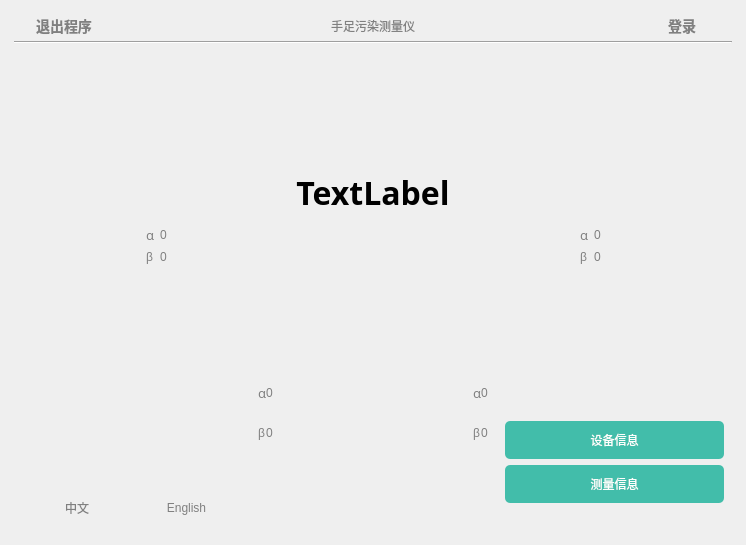
13438120136/XDemo, file Demo/deinitwidget.ui: the form before one commit.
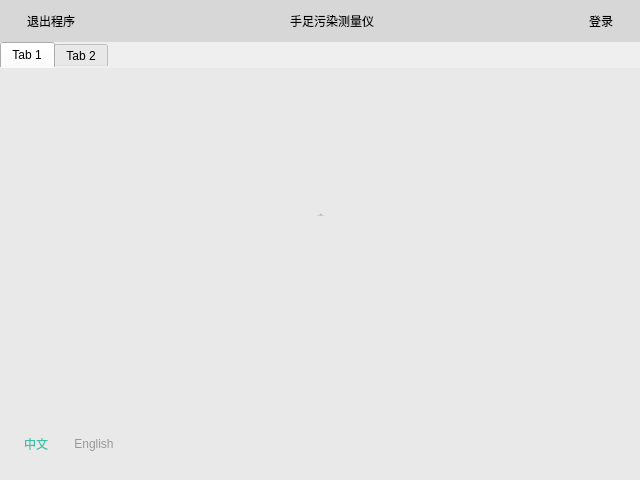
The form after the commit. Icons and pictures are not drawn.

The edit to the form file:
```diff
--- a/Demo/deinitwidget.ui
+++ b/Demo/deinitwidget.ui
@@ -6,8 +6,8 @@
    <rect>
     <x>0</x>
     <y>0</y>
-    <width>746</width>
-    <height>545</height>
+    <width>640</width>
+    <height>480</height>
    </rect>
   </property>
   <property name="windowTitle">
@@ -17,9 +17,12 @@
    <bool>true</bool>
   </property>
   <property name="styleSheet">
-   <string notr="true"/>
+   <string notr="true">QTabWidget
+{
+   border:none;
+}</string>
   </property>
-  <layout class="QGridLayout" name="gridLayout_12">
+  <layout class="QGridLayout" name="gridLayout">
    <property name="margin">
     <number>0</number>
    </property>
@@ -29,46 +32,50 @@
    <item row="0" column="0">
     <widget class="QWidget" name="mainWidget" native="true">
      <property name="styleSheet">
-      <string notr="true">QPushButton
-{
-   border: 0px solid gray;
-   color: gray;      
-   font: bold 12pt &quot;黑体&quot;;
-   min-height:30px;
-   min-width:100px;
-   outline:none;
-}
-
-QLabel
-{
-   color: gray;
-   font: bold 14pt &quot;黑体&quot;;
-}</string>
+      <string notr="true"/>
      </property>
-     <layout class="QGridLayout" name="gridLayout_18">
+     <layout class="QGridLayout" name="gridLayout_3">
+      <property name="margin">
+       <number>0</number>
+      </property>
+      <property name="spacing">
+       <number>0</number>
+      </property>
       <item row="0" column="0">
        <widget class="QWidget" name="widget_7" native="true">
         <property name="styleSheet">
          <string notr="true">QPushButton
 {   
-   background-color: rgb(255, 255, 255, 0);
+   color: #000000;
    border:0px solid red;
-   border-radius:0px;
-   font:bold 14px;
+   font: 14px &quot;微软雅黑&quot;;
 }
 
-QPushButton:focus
+
+QWidget#widget_7
 {
-   border-left-width:0px;
-   border-right-width:0px;
-   border-top-width:0px;
-   border-bottom-width:2px;   
-   border-bottom-color:  rgb(66, 189, 170);
-   color:  rgb(66, 189, 170);
+   background-color: #D7D7D7;
+   min-height:42px;
+   max-height:42px;
+}
+
+QLabel
+{
+   font:18px &quot;微软雅黑&quot;;
+   color: #000000;
 }</string>
         </property>
         <layout class="QGridLayout" name="gridLayout_16">
-         <property name="margin">
+         <property name="leftMargin">
+          <number>24</number>
+         </property>
+         <property name="topMargin">
+          <number>0</number>
+         </property>
+         <property name="rightMargin">
+          <number>24</number>
+         </property>
+         <property name="bottomMargin">
           <number>0</number>
          </property>
          <property name="spacing">
@@ -115,13 +122,6 @@
              </property>
             </widget>
            </item>
-           <item row="1" column="0" colspan="5">
-            <widget class="Line" name="line">
-             <property name="orientation">
-              <enum>Qt::Horizontal</enum>
-             </property>
-            </widget>
-           </item>
            <item row="0" column="1">
             <spacer name="horizontalSpacer_5">
              <property name="orientation">
@@ -154,89 +154,41 @@
        </widget>
       </item>
       <item row="1" column="0">
-       <widget class="QWidget" name="widget_6" native="true">
+       <widget class="QTabWidget" name="tabWidget">
+        <widget class="QWidget" name="tab">
         <property name="styleSheet">
-         <string notr="true">QLabel
-{
-   color: gray;
-   font: 10pt &quot;黑体&quot;;
-}</string>
-        </property>
-        <layout class="QGridLayout" name="gridLayout_13">
-         <item row="1" column="0">
-          <widget class="QWidget" name="widget" native="true">
+          <string notr="true">background-color: #E9E9E9;</string>
+         </property>
+         <attribute name="title">
+          <string>Tab 1</string>
+         </attribute>
+         <layout class="QGridLayout" name="gridLayout_9">
+          <property name="margin">
+           <number>0</number>
+          </property>
+          <property name="spacing">
+           <number>0</number>
+          </property>
+          <item row="0" column="0">
            <layout class="QGridLayout" name="gridLayout_4">
-            <item row="1" column="1">
-             <layout class="QGridLayout" name="gridLayout_2">
+            <property name="leftMargin">
+             <number>50</number>
+            </property>
+            <property name="topMargin">
+             <number>98</number>
+            </property>
+            <property name="rightMargin">
+             <number>50</number>
+            </property>
+            <property name="spacing">
+             <number>0</number>
+            </property>
               <item row="0" column="0">
-               <widget class="QLabel" name="label_2">
-                <property name="maximumSize">
-                 <size>
-                  <width>20</width>
-                  <height>20</height>
-                 </size>
-                </property>
-                <property name="font">
-                 <font>
-                  <family>黑体</family>
-                  <pointsize>10</pointsize>
-                  <weight>50</weight>
-                  <italic>false</italic>
-                  <bold>false</bold>
-                 </font>
-                </property>
-                <property name="text">
-                 <string>α</string>
-                </property>
-               </widget>
-              </item>
-              <item row="0" column="1">
-               <widget class="QLabel" name="label_6">
-                <property name="maximumSize">
-                 <size>
-                  <width>20</width>
-                  <height>20</height>
-                 </size>
-                </property>
-                <property name="text">
-                 <string>0</string>
-                </property>
-               </widget>
-              </item>
-              <item row="1" column="0">
-               <widget class="QLabel" name="label_3">
-                <property name="maximumSize">
-                 <size>
-                  <width>20</width>
-                  <height>20</height>
-                 </size>
-                </property>
-                <property name="text">
-                 <string>β</string>
-                </property>
-               </widget>
-              </item>
-              <item row="1" column="1">
-               <widget class="QLabel" name="label_7">
-                <property name="maximumSize">
-                 <size>
-                  <width>20</width>
-                  <height>20</height>
-                 </size>
-                </property>
-                <property name="text">
-                 <string>0</string>
-                </property>
-               </widget>
-              </item>
-             </layout>
-            </item>
-            <item row="0" column="0" colspan="3">
              <widget class="QLabel" name="label_10">
               <property name="minimumSize">
                <size>
-                <width>100</width>
-                <height>100</height>
+                <width>94</width>
+                <height>98</height>
                </size>
               </property>
               <property name="maximumSize">
@@ -255,200 +207,117 @@
                </font>
               </property>
               <property name="styleSheet">
-               <string notr="true">image: url(:/Demo/Resources/leftHand.jpg);</string>
+               <string notr="true">image: url(:/Demo/Resources/jianceyemian-shou-left-zijian.png);
+min-width:94px;
+min-height:98px;</string>
               </property>
               <property name="text">
                <string/>
               </property>
               <property name="alignment">
                <set>Qt::AlignCenter</set>
-              </property>
-             </widget>
-            </item>
-            <item row="1" column="2">
-             <spacer name="horizontalSpacer">
-              <property name="orientation">
-               <enum>Qt::Horizontal</enum>
-              </property>
-              <property name="sizeHint" stdset="0">
-               <size>
-                <width>40</width>
-                <height>20</height>
-               </size>
-              </property>
-             </spacer>
-            </item>
-            <item row="1" column="0">
-             <spacer name="horizontalSpacer_2">
-              <property name="orientation">
-               <enum>Qt::Horizontal</enum>
-              </property>
-              <property name="sizeHint" stdset="0">
-               <size>
-                <width>40</width>
-                <height>20</height>
-               </size>
-              </property>
-             </spacer>
-            </item>
-           </layout>
-          </widget>
-         </item>
-         <item row="1" column="2">
-          <widget class="QWidget" name="widget_2" native="true">
-           <layout class="QGridLayout" name="gridLayout_9">
-            <item row="1" column="1">
-             <layout class="QGridLayout" name="gridLayout_10">
-              <item row="0" column="0">
-               <widget class="QLabel" name="label_23">
-                <property name="maximumSize">
-                 <size>
-                  <width>20</width>
-                  <height>20</height>
-                 </size>
-                </property>
-                <property name="font">
-                 <font>
-                  <family>黑体</family>
-                  <pointsize>10</pointsize>
-                  <weight>50</weight>
-                  <italic>false</italic>
-                  <bold>false</bold>
-                 </font>
-                </property>
-                <property name="text">
-                 <string>α</string>
                 </property>
                </widget>
               </item>
               <item row="0" column="1">
-               <widget class="QLabel" name="label_24">
-                <property name="maximumSize">
-                 <size>
-                  <width>20</width>
-                  <height>20</height>
-                 </size>
-                </property>
-                <property name="text">
-                 <string>0</string>
-                </property>
-               </widget>
-              </item>
-              <item row="1" column="0">
-               <widget class="QLabel" name="label_25">
-                <property name="maximumSize">
-                 <size>
-                  <width>20</width>
-                  <height>20</height>
-                 </size>
-                </property>
-                <property name="text">
-                 <string>β</string>
-                </property>
-               </widget>
-              </item>
-              <item row="1" column="1">
-               <widget class="QLabel" name="label_26">
-                <property name="maximumSize">
-                 <size>
-                  <width>20</width>
-                  <height>20</height>
-                 </size>
-                </property>
-                <property name="text">
-                 <string>0</string>
-                </property>
-               </widget>
-              </item>
-             </layout>
-            </item>
-            <item row="0" column="0" colspan="3">
-             <widget class="QLabel" name="label_27">
-              <property name="minimumSize">
-               <size>
-                <width>100</width>
-                <height>100</height>
-               </size>
-              </property>
-              <property name="maximumSize">
-               <size>
-                <width>16777215</width>
-                <height>16777215</height>
-               </size>
-              </property>
-              <property name="font">
-               <font>
-                <family>黑体</family>
-                <pointsize>10</pointsize>
-                <weight>50</weight>
-                <italic>false</italic>
-                <bold>false</bold>
-               </font>
-              </property>
-              <property name="styleSheet">
-               <string notr="true">image: url(:/Demo/Resources/rightHand.jpg);</string>
-              </property>
-              <property name="text">
-               <string/>
-              </property>
-              <property name="alignment">
-               <set>Qt::AlignCenter</set>
-              </property>
-             </widget>
-            </item>
-            <item row="1" column="2">
              <spacer name="horizontalSpacer_3">
               <property name="orientation">
                <enum>Qt::Horizontal</enum>
               </property>
               <property name="sizeHint" stdset="0">
                <size>
-                <width>40</width>
+                <width>13</width>
                 <height>20</height>
                </size>
               </property>
              </spacer>
             </item>
-            <item row="1" column="0">
-             <spacer name="horizontalSpacer_4">
-              <property name="orientation">
-               <enum>Qt::Horizontal</enum>
-              </property>
-              <property name="sizeHint" stdset="0">
-               <size>
-                <width>40</width>
-                <height>20</height>
-               </size>
-              </property>
-             </spacer>
-            </item>
-           </layout>
-          </widget>
-         </item>
-         <item row="1" column="1">
+            <item row="0" column="2">
           <widget class="QLabel" name="msgLabel">
            <property name="font">
             <font>
-             <family>新宋体</family>
-             <pointsize>24</pointsize>
-             <weight>75</weight>
+                <family>微软雅黑</family>
+                <pointsize>-1</pointsize>
+                <weight>50</weight>
              <italic>false</italic>
-             <bold>true</bold>
+                <bold>false</bold>
             </font>
            </property>
            <property name="styleSheet">
-            <string notr="true">color: rgb(0, 0, 0);
-font: bold 24pt &quot;新宋体&quot; ;</string>
+               <string notr="true">color: #95989A;
+font: 28px &quot;微软雅黑&quot;;
+min-height:98px;</string>
            </property>
            <property name="text">
-            <string>TextLabel</string>
+               <string>自检
+Self-Checking</string>
            </property>
            <property name="alignment">
             <set>Qt::AlignCenter</set>
            </property>
-          </widget>
-         </item>
-         <item row="0" column="1">
+              <property name="wordWrap">
+               <bool>true</bool>
+              </property>
+             </widget>
+            </item>
+            <item row="0" column="3">
+             <spacer name="horizontalSpacer_4">
+              <property name="orientation">
+               <enum>Qt::Horizontal</enum>
+              </property>
+              <property name="sizeHint" stdset="0">
+               <size>
+                <width>13</width>
+                <height>20</height>
+               </size>
+              </property>
+             </spacer>
+            </item>
+            <item row="0" column="4">
+             <widget class="QLabel" name="label_27">
+              <property name="sizePolicy">
+               <sizepolicy hsizetype="Fixed" vsizetype="Fixed">
+                <horstretch>0</horstretch>
+                <verstretch>0</verstretch>
+               </sizepolicy>
+              </property>
+              <property name="minimumSize">
+               <size>
+                <width>94</width>
+                <height>98</height>
+               </size>
+              </property>
+              <property name="maximumSize">
+               <size>
+                <width>16777215</width>
+                <height>16777215</height>
+               </size>
+              </property>
+              <property name="font">
+               <font>
+                <family>黑体</family>
+                <pointsize>10</pointsize>
+                <weight>50</weight>
+                <italic>false</italic>
+                <bold>false</bold>
+               </font>
+              </property>
+              <property name="styleSheet">
+               <string notr="true">image: url(:/Demo/Resources/jianceyemian-shou-right-zijian.png);
+min-width:94px;
+min-height:98px;</string>
+              </property>
+              <property name="text">
+               <string/>
+              </property>
+              <property name="alignment">
+               <set>Qt::AlignCenter</set>
+              </property>
+             </widget>
+            </item>
+           </layout>
+          </item>
+          <item row="1" column="0">
           <spacer name="verticalSpacer_3">
            <property name="orientation">
             <enum>Qt::Vertical</enum>
@@ -456,38 +325,21 @@
            <property name="sizeHint" stdset="0">
             <size>
              <width>20</width>
-             <height>40</height>
+              <height>61</height>
             </size>
            </property>
           </spacer>
          </item>
-        </layout>
-       </widget>
-      </item>
       <item row="2" column="0">
-       <widget class="QWidget" name="widget_8" native="true">
-        <property name="styleSheet">
-         <string notr="true">QPushButton::focus
-{	
-	color:rgb(64, 242, 255);
-}
-
-QPushButton
-{
-    font: 12pt &quot;黑体&quot;;
-    min-width:40px;
-}
-
-QLabel
-{
-   color: gray;
-   font: 10pt &quot;黑体&quot;;
-}
-</string>
-        </property>
-        <layout class="QGridLayout" name="gridLayout_17">
+           <layout class="QGridLayout" name="gridLayout_8" columnstretch="1,0,1,0,1">
+            <property name="bottomMargin">
+             <number>26</number>
+            </property>
+            <property name="spacing">
+             <number>0</number>
+            </property>
          <item row="0" column="0">
-          <layout class="QGridLayout" name="gridLayout_14">
+             <layout class="QGridLayout" name="gridLayout_7">
            <item row="0" column="0">
             <spacer name="verticalSpacer">
              <property name="orientation">
@@ -496,28 +348,50 @@
              <property name="sizeHint" stdset="0">
               <size>
                <width>20</width>
-               <height>128</height>
+                  <height>40</height>
               </size>
              </property>
             </spacer>
            </item>
            <item row="1" column="0">
-            <layout class="QGridLayout" name="gridLayout_8">
-             <property name="spacing">
+               <layout class="QGridLayout" name="gridLayout_6">
+                <property name="leftMargin">
+                 <number>24</number>
+                </property>
+                <property name="horizontalSpacing">
+                 <number>26</number>
+                </property>
+                <property name="verticalSpacing">
               <number>0</number>
              </property>
-             <item row="0" column="0">
-              <widget class="QPushButton" name="chinaBtn">
-               <property name="styleSheet">
-                <string notr="true"/>
-               </property>
-               <property name="text">
-                <string>中文</string>
-               </property>
-              </widget>
-             </item>
              <item row="0" column="1">
               <widget class="QPushButton" name="englishBtn">
+                  <property name="sizePolicy">
+                   <sizepolicy hsizetype="Preferred" vsizetype="Preferred">
+                    <horstretch>0</horstretch>
+                    <verstretch>0</verstretch>
+                   </sizepolicy>
+                  </property>
+                  <property name="minimumSize">
+                   <size>
+                    <width>0</width>
+                    <height>0</height>
+                   </size>
+                  </property>
+                  <property name="maximumSize">
+                   <size>
+                    <width>50</width>
+                    <height>16777215</height>
+                   </size>
+                  </property>
+                  <property name="styleSheet">
+                   <string notr="true">QPushButton
+{
+   font: 14px &quot;微软雅黑&quot;;
+   color: #95989A;
+   border:none;
+}</string>
+                  </property>
                <property name="text">
                 <string>English</string>
                </property>
@@ -532,39 +406,103 @@
                </property>
               </widget>
              </item>
-            </layout>
-           </item>
-          </layout>
-         </item>
-         <item row="0" column="1">
-          <widget class="QWidget" name="widget_5" native="true">
-           <layout class="QGridLayout" name="gridLayout_6">
-            <property name="spacing">
-             <number>0</number>
-            </property>
             <item row="0" column="0">
-             <widget class="QWidget" name="widget_3" native="true">
-              <layout class="QGridLayout" name="gridLayout">
-               <property name="margin">
-                <number>0</number>
-               </property>
-               <property name="spacing">
-                <number>0</number>
-               </property>
-               <item row="0" column="1">
-                <layout class="QGridLayout" name="gridLayout_3">
-                 <property name="sizeConstraint">
-                  <enum>QLayout::SetMinimumSize</enum>
-                 </property>
-                 <property name="spacing">
-                  <number>0</number>
-                 </property>
-                 <item row="0" column="0">
-                  <widget class="QLabel" name="label_4">
+                 <widget class="QPushButton" name="chinaBtn">
+                  <property name="sizePolicy">
+                   <sizepolicy hsizetype="Preferred" vsizetype="Preferred">
+                    <horstretch>0</horstretch>
+                    <verstretch>0</verstretch>
+                   </sizepolicy>
+                  </property>
+                  <property name="minimumSize">
+                   <size>
+                    <width>0</width>
+                    <height>0</height>
+                   </size>
+                  </property>
                    <property name="maximumSize">
                     <size>
-                     <width>20</width>
+                    <width>30</width>
+                    <height>16777215</height>
+                   </size>
+                  </property>
+                  <property name="focusPolicy">
+                   <enum>Qt::StrongFocus</enum>
+                  </property>
+                  <property name="styleSheet">
+                   <string notr="true">QPushButton
+{
+   font: 14px &quot;微软雅黑&quot;;
+   color: #42BDAA;
+   border:none;
+}</string>
+                  </property>
+                  <property name="text">
+                   <string>中文</string>
+                  </property>
+                  <property name="autoRepeat">
+                   <bool>false</bool>
+                  </property>
+                  <property name="autoExclusive">
+                   <bool>false</bool>
+                  </property>
+                  <property name="autoRepeatDelay">
+                   <number>300</number>
+                  </property>
+                  <property name="autoDefault">
+                   <bool>false</bool>
+                  </property>
+                  <property name="default">
+                   <bool>false</bool>
+                  </property>
+                  <property name="flat">
+                   <bool>false</bool>
+                  </property>
+                 </widget>
+                </item>
+                <item row="0" column="2">
+                 <spacer name="horizontalSpacer_7">
+                  <property name="orientation">
+                   <enum>Qt::Horizontal</enum>
+                  </property>
+                  <property name="sizeHint" stdset="0">
+                   <size>
+                    <width>40</width>
                      <height>20</height>
+                   </size>
+                  </property>
+                 </spacer>
+                </item>
+               </layout>
+              </item>
+             </layout>
+            </item>
+            <item row="0" column="2">
+             <layout class="QGridLayout" name="gridLayout_2">
+              <property name="horizontalSpacing">
+               <number>20</number>
+              </property>
+              <property name="verticalSpacing">
+               <number>0</number>
+              </property>
+              <item row="0" column="2">
+               <widget class="QLabel" name="label_16">
+                <property name="sizePolicy">
+                 <sizepolicy hsizetype="Preferred" vsizetype="Preferred">
+                  <horstretch>0</horstretch>
+                  <verstretch>0</verstretch>
+                 </sizepolicy>
+                </property>
+                <property name="minimumSize">
+                 <size>
+                  <width>50</width>
+                  <height>126</height>
+                 </size>
+                </property>
+                <property name="maximumSize">
+                 <size>
+                  <width>50</width>
+                  <height>126</height>
                     </size>
                    </property>
                    <property name="font">
@@ -576,64 +514,39 @@
                      <bold>false</bold>
                     </font>
                    </property>
+                <property name="styleSheet">
+                 <string notr="true">image: url(:/Demo/Resources/jianceyemian-jiao-right-zijian.png);
+max-width:50px;
+max-height:126px;
+min-width:50px;
+min-height:126px;</string>
+                </property>
                    <property name="text">
-                    <string>α</string>
+                 <string/>
+                </property>
+                <property name="alignment">
+                 <set>Qt::AlignCenter</set>
                    </property>
                   </widget>
                  </item>
                  <item row="0" column="1">
-                  <widget class="QLabel" name="label_8">
-                   <property name="maximumSize">
-                    <size>
-                     <width>20</width>
-                     <height>20</height>
-                    </size>
-                   </property>
-                   <property name="text">
-                    <string>0</string>
-                   </property>
-                  </widget>
-                 </item>
-                 <item row="1" column="0">
-                  <widget class="QLabel" name="label_5">
-                   <property name="maximumSize">
-                    <size>
-                     <width>20</width>
-                     <height>20</height>
-                    </size>
-                   </property>
-                   <property name="text">
-                    <string>β</string>
-                   </property>
-                  </widget>
-                 </item>
-                 <item row="1" column="1">
-                  <widget class="QLabel" name="label_9">
-                   <property name="maximumSize">
-                    <size>
-                     <width>20</width>
-                     <height>20</height>
-                    </size>
-                   </property>
-                   <property name="text">
-                    <string>0</string>
-                   </property>
-                  </widget>
-                 </item>
-                </layout>
-               </item>
-               <item row="0" column="2">
                 <widget class="QLabel" name="label_11">
+                <property name="sizePolicy">
+                 <sizepolicy hsizetype="Preferred" vsizetype="Preferred">
+                  <horstretch>0</horstretch>
+                  <verstretch>0</verstretch>
+                 </sizepolicy>
+                </property>
                  <property name="minimumSize">
                   <size>
-                   <width>100</width>
-                   <height>100</height>
+                  <width>50</width>
+                  <height>126</height>
                   </size>
                  </property>
                  <property name="maximumSize">
                   <size>
-                   <width>16777215</width>
-                   <height>16777215</height>
+                  <width>50</width>
+                  <height>126</height>
                   </size>
                  </property>
                  <property name="font">
@@ -646,7 +559,11 @@
                   </font>
                  </property>
                  <property name="styleSheet">
-                  <string notr="true">image: url(:/Demo/Resources/lFoot.png);</string>
+                 <string notr="true">image: url(:/Demo/Resources/jianceyemian-jiao-left-zijian.png);
+min-width:50px;
+min-height:126px;
+max-width:50px;
+max-height:126px;</string>
                  </property>
                  <property name="text">
                   <string/>
@@ -656,131 +573,39 @@
                  </property>
                 </widget>
                </item>
-              </layout>
-             </widget>
+              <item row="0" column="3">
+               <spacer name="horizontalSpacer_2">
+                <property name="orientation">
+                 <enum>Qt::Horizontal</enum>
+                </property>
+                <property name="sizeHint" stdset="0">
+                 <size>
+                  <width>40</width>
+                  <height>20</height>
+                 </size>
+                </property>
+               </spacer>
+              </item>
+              <item row="0" column="0">
+               <spacer name="horizontalSpacer">
+                <property name="orientation">
+                 <enum>Qt::Horizontal</enum>
+                </property>
+                <property name="sizeHint" stdset="0">
+                 <size>
+                  <width>40</width>
+                  <height>20</height>
+                 </size>
+                </property>
+               </spacer>
+              </item>
+             </layout>
             </item>
-            <item row="0" column="1">
-             <widget class="QWidget" name="widget_4" native="true">
+            <item row="0" column="4">
               <layout class="QGridLayout" name="gridLayout_5">
-               <property name="margin">
-                <number>0</number>
-               </property>
-               <property name="spacing">
-                <number>0</number>
-               </property>
-               <item row="0" column="0">
-                <widget class="QLabel" name="label_16">
-                 <property name="minimumSize">
-                  <size>
-                   <width>100</width>
-                   <height>100</height>
-                  </size>
-                 </property>
-                 <property name="maximumSize">
-                  <size>
-                   <width>16777215</width>
-                   <height>16777215</height>
-                  </size>
-                 </property>
-                 <property name="font">
-                  <font>
-                   <family>黑体</family>
-                   <pointsize>10</pointsize>
-                   <weight>50</weight>
-                   <italic>false</italic>
-                   <bold>false</bold>
-                  </font>
-                 </property>
-                 <property name="styleSheet">
-                  <string notr="true">image: url(:/Demo/Resources/rFoot.png);</string>
-                 </property>
-                 <property name="text">
-                  <string/>
-                 </property>
-                 <property name="alignment">
-                  <set>Qt::AlignCenter</set>
-                 </property>
-                </widget>
-               </item>
-               <item row="0" column="1">
-                <layout class="QGridLayout" name="gridLayout_7">
-                 <property name="sizeConstraint">
-                  <enum>QLayout::SetMinimumSize</enum>
-                 </property>
-                 <property name="spacing">
-                  <number>0</number>
-                 </property>
-                 <item row="0" column="0">
-                  <widget class="QLabel" name="label_12">
-                   <property name="maximumSize">
-                    <size>
-                     <width>20</width>
-                     <height>20</height>
-                    </size>
-                   </property>
-                   <property name="font">
-                    <font>
-                     <family>黑体</family>
-                     <pointsize>10</pointsize>
-                     <weight>50</weight>
-                     <italic>false</italic>
-                     <bold>false</bold>
-                    </font>
-                   </property>
-                   <property name="text">
-                    <string>α</string>
-                   </property>
-                  </widget>
-                 </item>
-                 <item row="0" column="1">
-                  <widget class="QLabel" name="label_13">
-                   <property name="maximumSize">
-                    <size>
-                     <width>20</width>
-                     <height>20</height>
-                    </size>
-                   </property>
-                   <property name="text">
-                    <string>0</string>
-                   </property>
-                  </widget>
-                 </item>
-                 <item row="1" column="0">
-                  <widget class="QLabel" name="label_14">
-                   <property name="maximumSize">
-                    <size>
-                     <width>20</width>
-                     <height>20</height>
-                    </size>
-                   </property>
-                   <property name="text">
-                    <string>β</string>
-                   </property>
-                  </widget>
-                 </item>
-                 <item row="1" column="1">
-                  <widget class="QLabel" name="label_15">
-                   <property name="maximumSize">
-                    <size>
-                     <width>20</width>
-                     <height>20</height>
-                    </size>
-                   </property>
-                   <property name="text">
-                    <string>0</string>
-                   </property>
-                  </widget>
-                 </item>
-                </layout>
-               </item>
-              </layout>
-             </widget>
-            </item>
-           </layout>
-          </widget>
-         </item>
-         <item row="0" column="2">
-          <layout class="QGridLayout" name="gridLayout_11">
+              <property name="rightMargin">
+               <number>20</number>
+              </property>
            <item row="0" column="0">
             <spacer name="verticalSpacer_2">
              <property name="orientation">
@@ -788,18 +613,20 @@
              </property>
              <property name="sizeHint" stdset="0">
               <size>
-               <width>118</width>
-               <height>118</height>
+                  <width>20</width>
+                  <height>40</height>
               </size>
              </property>
             </spacer>
            </item>
-           <item row="3" column="0">
+              <item row="1" column="0">
             <widget class="QLabel" name="timeLabel">
              <property name="styleSheet">
               <string notr="true">QLabel
 {
-text-align: center;
+   font: 14px &quot;微软雅黑&quot;;
+   color: #000000;
+   text-align: right;
 }</string>
              </property>
              <property name="text">
@@ -810,43 +637,17 @@
              </property>
             </widget>
            </item>
-           <item row="2" column="0">
-            <widget class="QPushButton" name="testBtn">
-             <property name="styleSheet">
-              <string notr="true">QPushButton
-{    
-    border: 0px solid #8f8f91;
-    border-radius: 5px;
-    min-height: 38px;    
-    color: rgb(254, 255, 253);
-    background-color: rgb(66, 189, 170);
-}</string>
-             </property>
-             <property name="text">
-              <string>测量信息</string>
-             </property>
-            </widget>
-           </item>
-           <item row="1" column="0">
-            <widget class="QPushButton" name="deviceBtn">
-             <property name="styleSheet">
-              <string notr="true">QPushButton
-{  
-    border: 0px solid #8f8f91;
-    border-radius: 5px;
-    min-height: 38px;    
-    color: rgb(254, 255, 253);
-    background-color: rgb(66, 189, 170);
-}</string>
-             </property>
-             <property name="text">
-              <string>设备信息</string>
-             </property>
-            </widget>
-           </item>
+             </layout>
+            </item>
           </layout>
          </item>
         </layout>
+        </widget>
+        <widget class="QWidget" name="tab_2">
+         <attribute name="title">
+          <string>Tab 2</string>
+         </attribute>
+        </widget>
        </widget>
       </item>
      </layout>
```
Left out of the diff: 4 changed lines with no effect on the pictures. Lines whose indentation alone changed are shown as unchanged.
